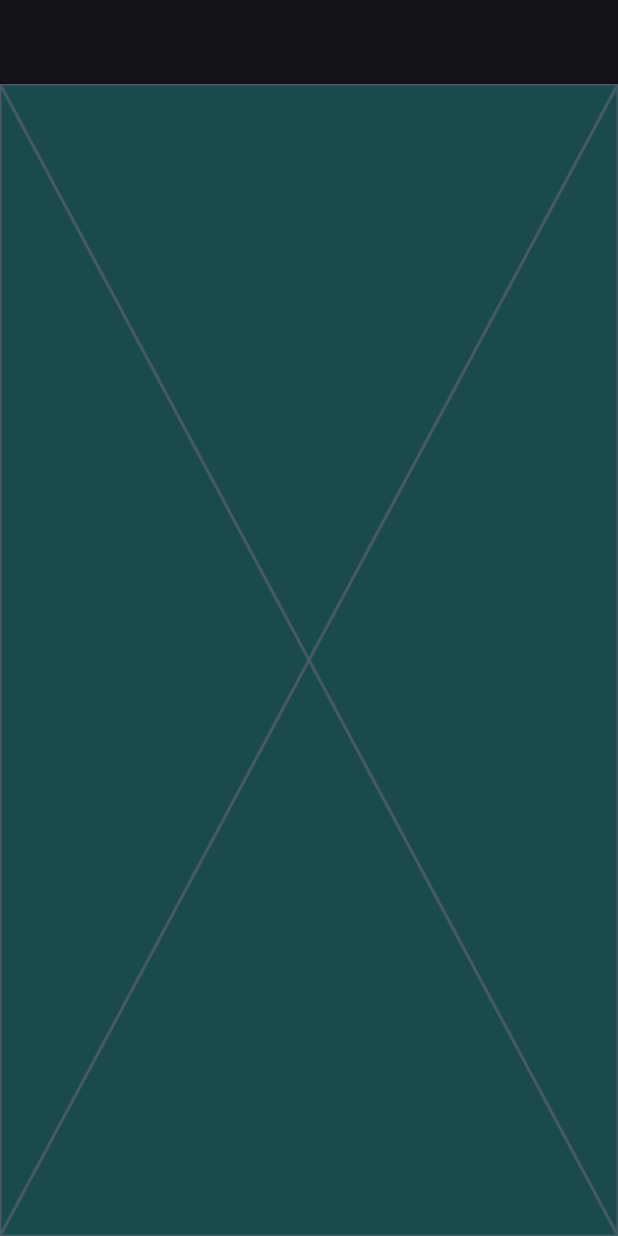
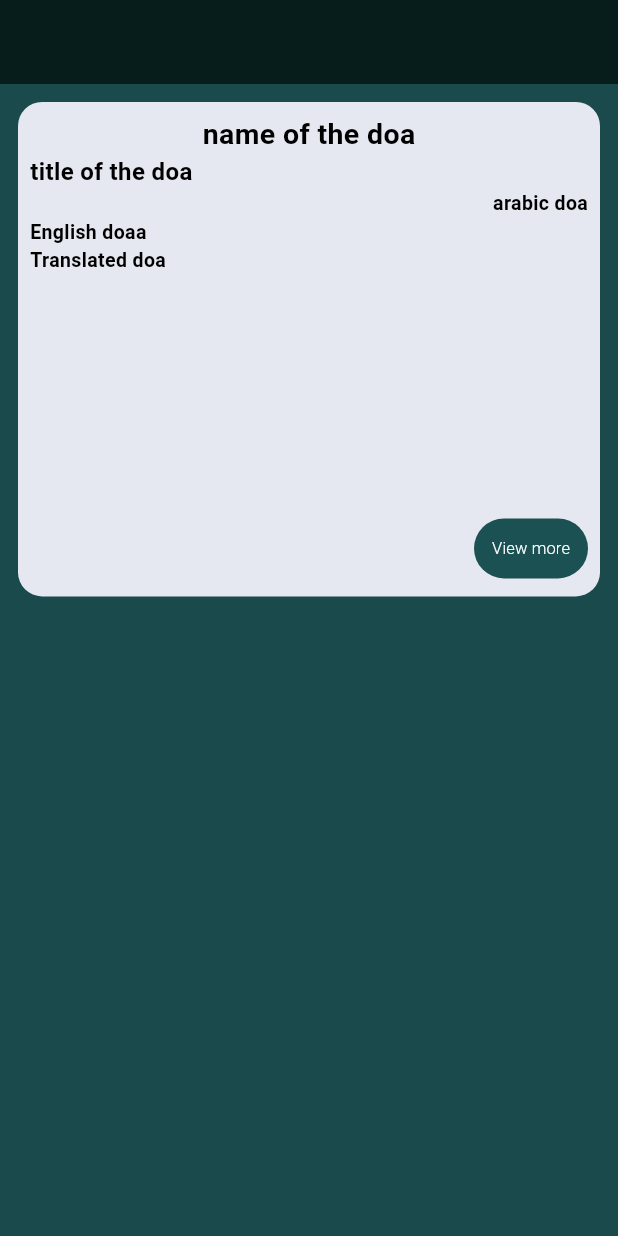
Before and after one commit to Mohamed-Emad1/muslim_app, a Flutter app: the DoaView screen opened by its route, on a phone screen of 412 x 824 dp. Run offline on Flutter 3.47's test engine with Material 3 defaults, Android fonts, the phone set to English and light mode, and no system bars; our stand-ins replace bloc, dartz, dio, flutter_bloc, geocoding, geolocator and 5 more; accounts and stored records are empty; project files that could hold a hidden picture were left out.

Commit message:
finish card ui

```diff
--- a/lib/Features/doa/presentation/views/doa_view.dart
+++ b/lib/Features/doa/presentation/views/doa_view.dart
@@ -1,6 +1,7 @@
 import 'package:flutter/material.dart';
-import 'package:flutter/widgets.dart';
 import 'package:muslim_app/Features/doa/presentation/views/widgets/doa_view_body.dart';
+
+import '../../../../core/utils/colors.dart';
 
 class DoaView extends StatelessWidget {
   const DoaView({super.key});
@@ -8,8 +9,10 @@ class DoaView extends StatelessWidget {
   @override
   Widget build(BuildContext context) {
     return Scaffold(
-      appBar: AppBar(),
-      body:const SafeArea(
+      appBar: AppBar(
+        backgroundColor: ColorsStyles.doaAppBar,
+      ),
+      body: const SafeArea(
         child: DoaViewBody(),
       ),
     );
--- /dev/null
+++ b/lib/Features/doa/presentation/views/widgets/doa_card.dart
@@ -0,0 +1,22 @@
+import 'package:flutter/material.dart';
+import 'package:muslim_app/Features/doa/presentation/views/widgets/doa_item_info.dart';
+
+import '../../../../../core/utils/colors.dart';
+
+class DoaCard extends StatelessWidget {
+  const DoaCard({super.key});
+
+  @override
+  Widget build(BuildContext context) {
+    return Container(
+      decoration: BoxDecoration(
+          color: ColorsStyles.doaCard, borderRadius: BorderRadius.circular(16)),
+      width: double.infinity,
+      height: MediaQuery.sizeOf(context).height * 0.4,
+      child: const Padding(
+        padding: EdgeInsets.only(left: 8, right: 8, top: 8, bottom: 8),
+        child: DoaItemInfo(),
+      ),
+    );
+  }
+}
--- /dev/null
+++ b/lib/Features/doa/presentation/views/widgets/doa_item_info.dart
@@ -0,0 +1,51 @@
+import 'package:flutter/widgets.dart';
+
+import '../../../../../core/utils/colors.dart';
+import '../../../../../core/utils/styles.dart';
+import '../../../../../core/widgets/custom_button.dart';
+
+class DoaItemInfo extends StatelessWidget {
+  const DoaItemInfo({
+    super.key,
+  });
+
+  @override
+  Widget build(BuildContext context) {
+    return Column(
+      crossAxisAlignment: CrossAxisAlignment.start,
+      children: [
+        Align(
+          alignment: Alignment.center,
+          child: Text(
+            "name of the doa",
+            style: Styles.textStyle19.copyWith(color: ColorsStyles.black),
+          ),
+        ),
+        Text(
+          "title of the doa",
+          style: Styles.textStyle16.copyWith(color: ColorsStyles.black),
+          textAlign: TextAlign.start,
+        ),
+        Align(
+          alignment: Alignment.centerRight,
+          child: Text(
+            "arabic doa",
+            style: Styles.textStyle13.copyWith(color: ColorsStyles.black),
+          ),
+        ),
+        Text(
+          "English doaa",
+          style: Styles.textStyle13.copyWith(color: ColorsStyles.black),
+        ),
+        Text(
+          "Translated doa",
+          style: Styles.textStyle13.copyWith(color: ColorsStyles.black),
+        ),
+        const Spacer(),
+        Align(
+            alignment: Alignment.centerRight,
+            child: CustomButton(text: "View more", onPressed: () {})),
+      ],
+    );
+  }
+}
--- a/lib/Features/doa/presentation/views/widgets/doa_view_body.dart
+++ b/lib/Features/doa/presentation/views/widgets/doa_view_body.dart
@@ -1,10 +1,18 @@
 import 'package:flutter/widgets.dart';
+import 'package:muslim_app/Features/doa/presentation/views/widgets/doa_card.dart';
 
 class DoaViewBody extends StatelessWidget {
   const DoaViewBody({super.key});
 
   @override
   Widget build(BuildContext context) {
-    return const Placeholder();
+    return const Padding(
+      padding: EdgeInsets.all(12),
+      child:  Column(
+        children: [
+          DoaCard(),
+        ],
+      ),
+    );
   }
 }
--- a/lib/core/utils/colors.dart
+++ b/lib/core/utils/colors.dart
@@ -9,4 +9,6 @@ abstract class ColorsStyles {
   static const Color optionsAndParyersTimesColor = Color(0xffEEEEEE);
   static const Color prayerTimesCard = Color(0xff5D8082);
   static const Color tasbihViewBackGround = Color(0xff102A2B);
+  static const Color doaCard = Color.fromARGB(255, 229, 232, 240);
+  static const Color doaAppBar = Color(0xff061D1C);
 }
--- a/lib/main.dart
+++ b/lib/main.dart
@@ -1,6 +1,5 @@
 import 'package:flutter/material.dart';
 import 'package:flutter_bloc/flutter_bloc.dart';
-import 'package:hive/hive.dart';
 import 'package:hive_flutter/hive_flutter.dart';
 import 'package:muslim_app/Features/home/data/repos/prayer_repo_impl.dart';
 import 'package:muslim_app/Features/home/presentation/manager/prayer_times_cubit/prayer_times_cubit.dart';
@@ -31,7 +30,9 @@ class MuslimApp extends StatelessWidget {
   @override
   Widget build(BuildContext context) {
     return BlocProvider(
-      create: (context) => PrayerTimesCubit(getIt.get<PrayerRepoImpl>(),)..getPrayerTimes(latitude: 51.509865, longitude: -0.118092),
+      create: (context) => PrayerTimesCubit(
+        getIt.get<PrayerRepoImpl>(),
+      )..getPrayerTimes(latitude: 51.509865, longitude: -0.118092),
       child: MaterialApp.router(
         routerConfig: AppRoutes.router,
         debugShowCheckedModeBanner: false,
```
